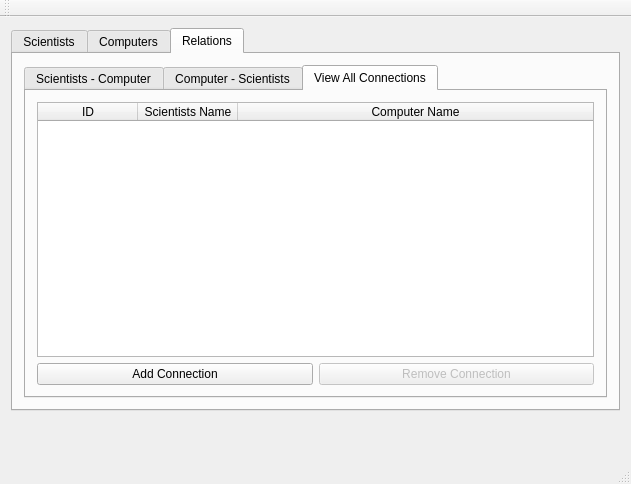
Above: mainwindow.ui from Tryggvith/vika3 before the change. Below: the same form after it.
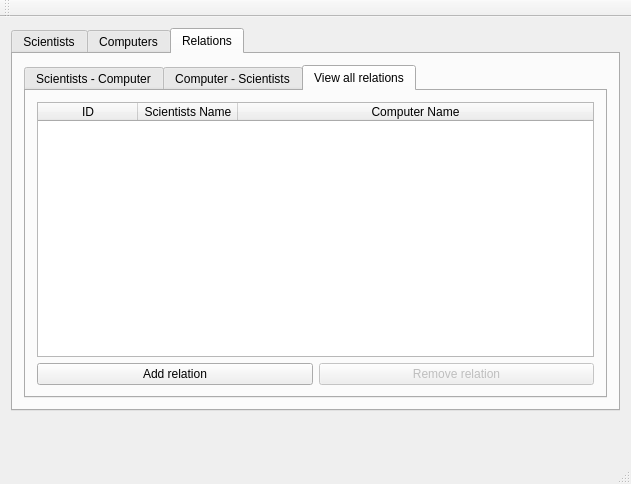
That is the form after the change. The open tabs and pages were chosen to show the change. Icons and pictures are not drawn.

What changed in the file:
```diff
--- a/mainwindow.ui
+++ b/mainwindow.ui
@@ -272,7 +272,7 @@
             </widget>
             <widget class="QWidget" name="viewallconnections">
              <attribute name="title">
-              <string>View All Connections</string>
+              <string>View all relations</string>
              </attribute>
              <layout class="QVBoxLayout" name="verticalLayout_7">
               <item>
@@ -302,7 +302,7 @@
                 <item>
                  <widget class="QPushButton" name="button_add_connection">
                   <property name="text">
-                   <string>Add Connection</string>
+                   <string>Add relation</string>
                   </property>
                  </widget>
                 </item>
@@ -312,7 +312,7 @@
                    <bool>false</bool>
                   </property>
                   <property name="text">
-                   <string>Remove Connection</string>
+                   <string>Remove relation</string>
                   </property>
                  </widget>
                 </item>
```
Left out of the diff: 18 changed lines with no effect on the pictures.
